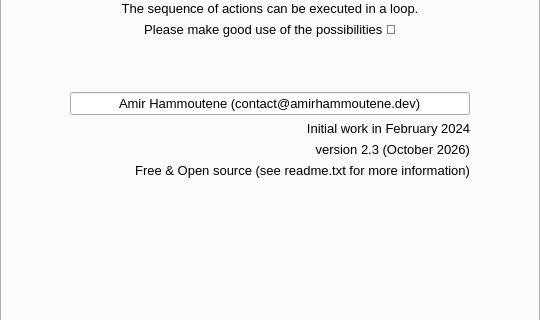
First picture: the form in mainwindow.ui, repository AmirHammouteneEI/ScheduledPasteAndKeys, before the edit; both pictures show x 0 to 540 and y 287 to 607 of the 540 by 800 pixel window.
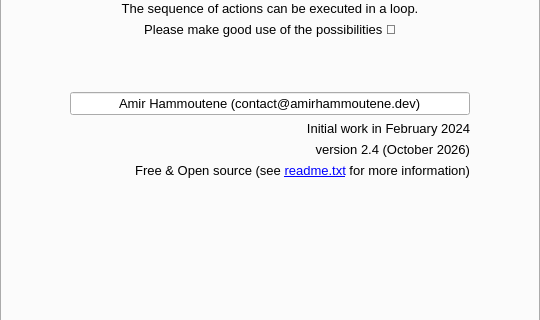
Second picture: the form after the edit. Icons and pictures are not drawn.

Commit message: ready for version 2.4 ; fixed crash on switch theme (caused by bad disconnect() on QPushButton) ; added open readme.txt on link

Patch:
```diff
--- a/mainwindow.ui
+++ b/mainwindow.ui
@@ -335,7 +335,7 @@
               </font>
              </property>
              <property name="text">
-              <string>version 2.3 (October 2026)</string>
+              <string>version 2.4 (October 2026)</string>
              </property>
              <property name="alignment">
               <set>Qt::AlignmentFlag::AlignRight|Qt::AlignmentFlag::AlignTrailing|Qt::AlignmentFlag::AlignVCenter</set>
@@ -366,7 +366,7 @@
               </font>
              </property>
              <property name="text">
-              <string>Free &amp; Open source (see readme.txt for more information)</string>
+              <string>Free &amp; Open source (see &lt;a href=&quot;#readmeFile&quot;&gt;readme.txt&lt;/a&gt; for more information)</string>
              </property>
              <property name="alignment">
               <set>Qt::AlignmentFlag::AlignRight|Qt::AlignmentFlag::AlignTrailing|Qt::AlignmentFlag::AlignVCenter</set>
```
Left out of the diff: 2 changed lines with no effect on the pictures. The commit also changes 9 other files.
